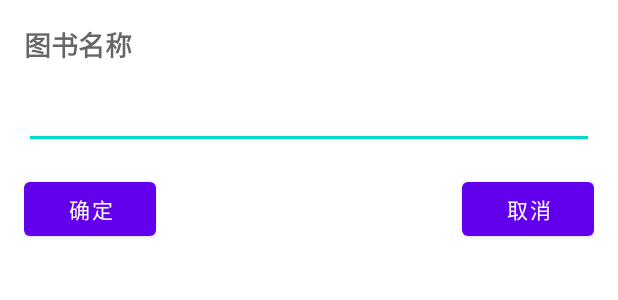
After one commit to Josh0618/PlayTask097, an Android app: the layout activity_shop_item_details.xml on its own in the app's theme, with its tools: preview values and no code run, on a phone screen of 412 x 824 dp. The commit adds this screen. Shown: the top 300 px of the screen. Run offline under Robolectric (Android 15) with nearby library versions, the phone set to English and light mode, and no system bars.

Commit message:
git add . git commit -m "添加了MainActivity2和设置TextView文本" git push origin master

```diff
--- /dev/null
+++ b/app/src/main/res/layout/activity_shop_item_details.xml
@@ -0,0 +1,44 @@
+<?xml version="1.0" encoding="utf-8"?>
+<RelativeLayout xmlns:android="http://schemas.android.com/apk/res/android"
+    xmlns:tools="http://schemas.android.com/tools"
+    android:layout_width="match_parent"
+    android:layout_height="match_parent"
+    android:padding="16dp">
+
+    <TextView
+        android:id="@+id/text_view_book_label"
+        android:layout_width="wrap_content"
+        android:layout_height="wrap_content"
+        android:text="@string/book_title"
+        android:textAppearance="?android:attr/textAppearanceMedium"
+        android:textStyle="bold"
+        android:layout_marginBottom="8dp"/>
+
+    <EditText
+        android:id="@+id/edit_text_book_title"
+        android:layout_width="match_parent"
+        android:layout_height="wrap_content"
+        android:layout_below="@id/text_view_book_label"
+        android:layout_marginBottom="16dp"
+        android:inputType="text"
+        android:minHeight="48dp"
+        tools:ignore="SpeakableTextPresentCheck" />
+
+    <Button
+        android:id="@+id/save_button"
+        android:layout_width="wrap_content"
+        android:layout_height="wrap_content"
+        android:text="@string/confirm"
+        android:layout_below="@id/edit_text_book_title"
+        android:layout_alignParentStart="true"
+        android:layout_marginEnd="8dp" />
+
+    <Button
+        android:id="@+id/cancel_button"
+        android:layout_width="wrap_content"
+        android:layout_height="wrap_content"
+        android:text="@string/cancel"
+        android:layout_below="@id/edit_text_book_title"
+        android:layout_alignParentEnd="true"
+        android:layout_marginStart="8dp" />
+</RelativeLayout>
--- a/app/src/main/res/values/strings.xml
+++ b/app/src/main/res/values/strings.xml
@@ -2,5 +2,8 @@
 <resources>
     <string name="app_name">我的第一个应用</string>
     <string name="title_activity_main">MainActivity2</string>
+    <string name="book_title">图书名称</string>
+    <string name="confirm">确定</string>
+    <string name="cancel">取消</string>
 
 </resources>
```
Also changed, not shown: app/src/main/java/com/jnu/student/BookDetailsActivity.java (added, +59 -0 lines), app/src/main/java/com/jnu/student/DataBank.java (added, +43 -0 lines), app/src/main/java/com/jnu/student/MainActivity2.java (+138 -6 lines).
